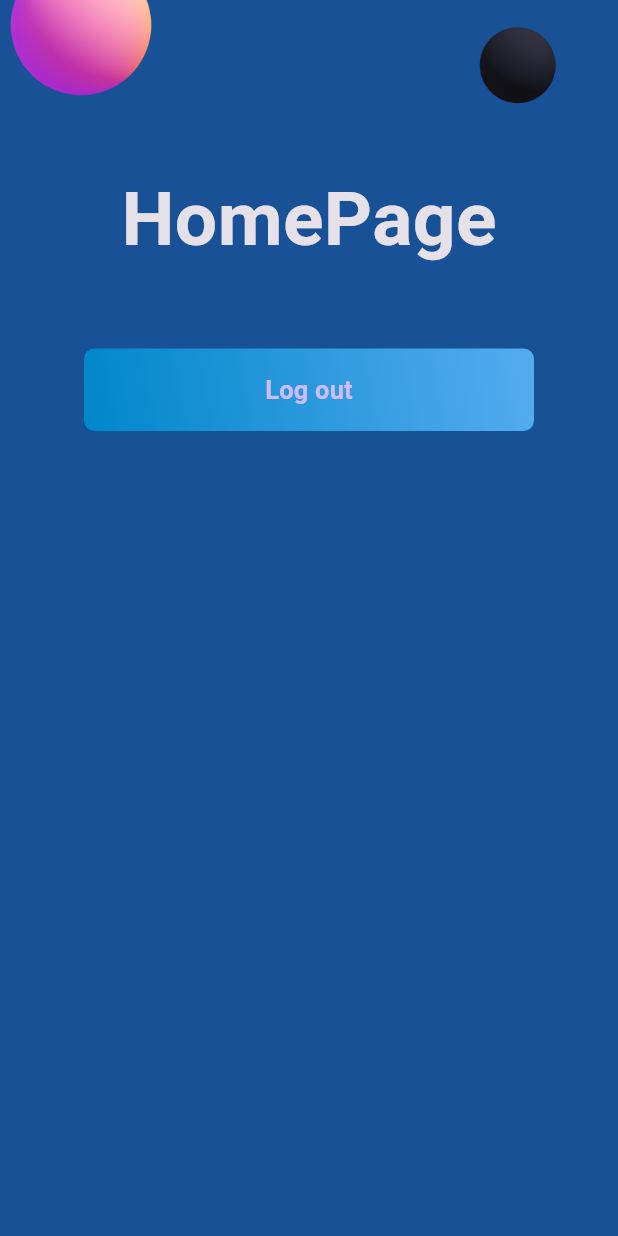
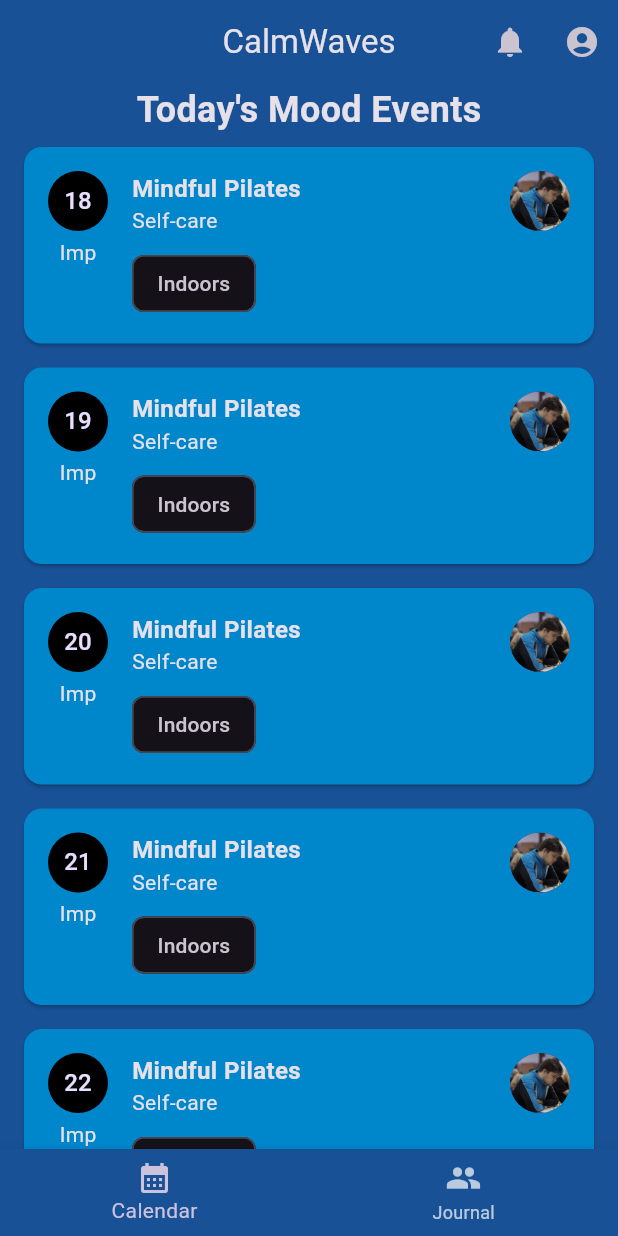
Before and after one commit to Pebber07/CalmWaves, a Flutter app: the HomeScreen screen opened directly, on a phone screen of 412 x 824 dp. Run offline on Flutter 3.47's test engine with Material 3 defaults, Android fonts, the light colour scheme and no system bars; our stand-ins replace firebase_auth, firebase_core, flutter_svg; accounts and stored records are empty.

Commit message:
home_screen.dart extension, creating a custom_app_bar.dart, activity_type.dart Enum, event_card.dart

```diff
--- a/lib/main.dart
+++ b/lib/main.dart
@@ -28,7 +28,7 @@
       theme: ThemeData.dark().copyWith(
         scaffoldBackgroundColor: Pallete.backgroundColor,
       ),
-      home: const WelcomeScreen(), //StreamBuilder(
+      home: const HomeScreen(), // StreamBuilder(
       //   stream: FirebaseAuth.instance.authStateChanges(),
       //   builder: (context, snapshot) {
       //     if (snapshot.connectionState == ConnectionState.waiting) {
@@ -39,7 +39,7 @@
       //     }
       //     return const RegisterScreen();
       //   },
-      // ), //LoginScreen(),
+      // ),
     );
   }
 }
--- a/lib/pages/home_screen.dart
+++ b/lib/pages/home_screen.dart
@@ -1,5 +1,9 @@
+import 'package:calmwaves_app/palette.dart';
+import 'package:calmwaves_app/widgets/activity_type.dart';
+import 'package:calmwaves_app/widgets/custom_app_bar.dart';
+import 'package:calmwaves_app/widgets/event_card.dart';
 import 'package:firebase_auth/firebase_auth.dart';
-import "package:flutter/material.dart";
+import 'package:flutter/material.dart';
 import 'package:calmwaves_app/widgets/gradient_button.dart';
 
 class HomeScreen extends StatelessWidget {
@@ -8,30 +12,37 @@ class HomeScreen extends StatelessWidget {
   @override
   Widget build(BuildContext context) {
     return Scaffold(
-      body: SingleChildScrollView(
-        child: Center(
-          child: Column(
+      appBar: const CustomAppBar(),
+      body: Column(
         children: [
-              Image.asset('assets/images/signin_balls.png'),
-              const Text(
-                'HomePage',
-                style: TextStyle(
-                  fontWeight: FontWeight.bold,
-                  fontSize: 50,
+          const Center(
+            child: Text(
+              "Today's Mood Events",
+              style: TextStyle(fontSize: 24, fontWeight: FontWeight.bold),
             ),
           ),
-              const SizedBox(
-                height: 50,
+          Expanded(
+            child: ListView.builder(
+              itemCount: 5,
+              itemBuilder: (context, index) {
+                return EventCard(
+                    date: 18 + index,
+                    title: "Mindful Pilates",
+                    description: "Self-care",
+                    activityType: ActivityType.indoors,
+                    profileImage: "assets/images/own_profile_pic.jpg");
+              },
             ),
-              GradientButton(
-                text: "Log out",
-                onPressed: () async {
-                  await FirebaseAuth.instance.signOut();
-                },
           ),
         ],
       ),
-        ),
+      bottomNavigationBar: BottomNavigationBar(
+        backgroundColor: Pallete.backgroundColor,
+        items: const [
+          BottomNavigationBarItem(
+              icon: Icon(Icons.calendar_month), label: "Calendar"),
+          BottomNavigationBarItem(icon: Icon(Icons.people), label: "Journal"),
+        ],
       ),
     );
   }
--- /dev/null
+++ b/lib/widgets/activity_type.dart
@@ -0,0 +1,22 @@
+enum ActivityType {indoors, outdoors, camping, quality, family, social}
+
+extension ActivityTypeExtension on ActivityType {
+  String get name{
+    switch(this) {
+      case ActivityType.indoors:
+      return "Indoors";
+      case ActivityType.outdoors:
+      return "Outdoors";
+      case ActivityType.camping:
+      return "Camping";
+      case ActivityType.quality:
+      return "Quality";
+      case ActivityType.family:
+      return "Family";
+      case ActivityType.social:
+      return "Social";
+      default:
+      return "Unknown";
+    }
+  }
+}
--- /dev/null
+++ b/lib/widgets/custom_app_bar.dart
@@ -0,0 +1,27 @@
+import 'package:calmwaves_app/palette.dart';
+import 'package:flutter/material.dart';
+
+class CustomAppBar extends StatelessWidget implements PreferredSizeWidget{
+  const CustomAppBar({super.key});
+
+  @override
+  Widget build(BuildContext context) {
+     return AppBar(
+      backgroundColor:Pallete.backgroundColor,
+      title: const Text("CalmWaves"),
+      centerTitle: true,
+      actions: [
+        IconButton(
+          icon: const Icon(Icons.notifications),
+          onPressed: () {},
+        ),
+        IconButton(
+          icon: const Icon(Icons.account_circle),
+          onPressed: () {},
+        ),
+      ],
+    );
+  }
+  @override
+  Size get preferredSize => const Size.fromHeight(kToolbarHeight);
+}
--- /dev/null
+++ b/lib/widgets/event_card.dart
@@ -0,0 +1,74 @@
+import "package:calmwaves_app/palette.dart";
+import "package:calmwaves_app/widgets/activity_type.dart";
+import "package:flutter/material.dart";
+
+class EventCard extends StatelessWidget {
+  final int date;
+  final String title;
+  final String description;
+  final ActivityType activityType; // corrected
+  final String profileImage;
+  const EventCard({
+    super.key, // bit diffenrent
+    required this.date,
+    required this.title,
+    required this.description,
+    required this.activityType,
+    required this.profileImage,
+  });
+
+  @override
+  Widget build(BuildContext context) {
+    return Card(
+      color: Pallete.gradient1,
+      margin: const EdgeInsets.symmetric(vertical: 8.0, horizontal: 16.0),
+      child: Padding(
+        padding: const EdgeInsets.all(16.0),
+        child: Row(
+          crossAxisAlignment: CrossAxisAlignment.start,
+          children: [
+            Column(
+              children: [
+                CircleAvatar(
+                  radius: 20,
+                  backgroundColor: Colors.black,
+                  child: Text(date.toString()),
+                ),
+                const SizedBox(
+                  height: 4,
+                ),
+                const Text("Imp") // Dynamic Month Abbrevation
+              ],
+            ),
+            const SizedBox(
+              width: 16,
+            ),
+            Expanded(
+              child: Column(
+                crossAxisAlignment: CrossAxisAlignment.start,
+                children: [
+                  Text(
+                    title,
+                    style: const TextStyle(
+                        fontSize: 16, fontWeight: FontWeight.bold),
+                  ),
+                  Text(description),
+                  const SizedBox(
+                    height: 8,
+                  ),
+                  Chip(
+                    label: Text(activityType.name),
+                  ),
+                ],
+              ),
+            ),
+            CircleAvatar(
+              backgroundImage: AssetImage(profileImage),
+              radius: 20,
+            ),
+          ],
+        ),
+      ),
+    );
+  }
+}
```
Also changed, not shown: assets/images/menu.png (added), assets/images/own_profile_pic.jpg (added). Lines whose indentation alone changed are shown as unchanged.
